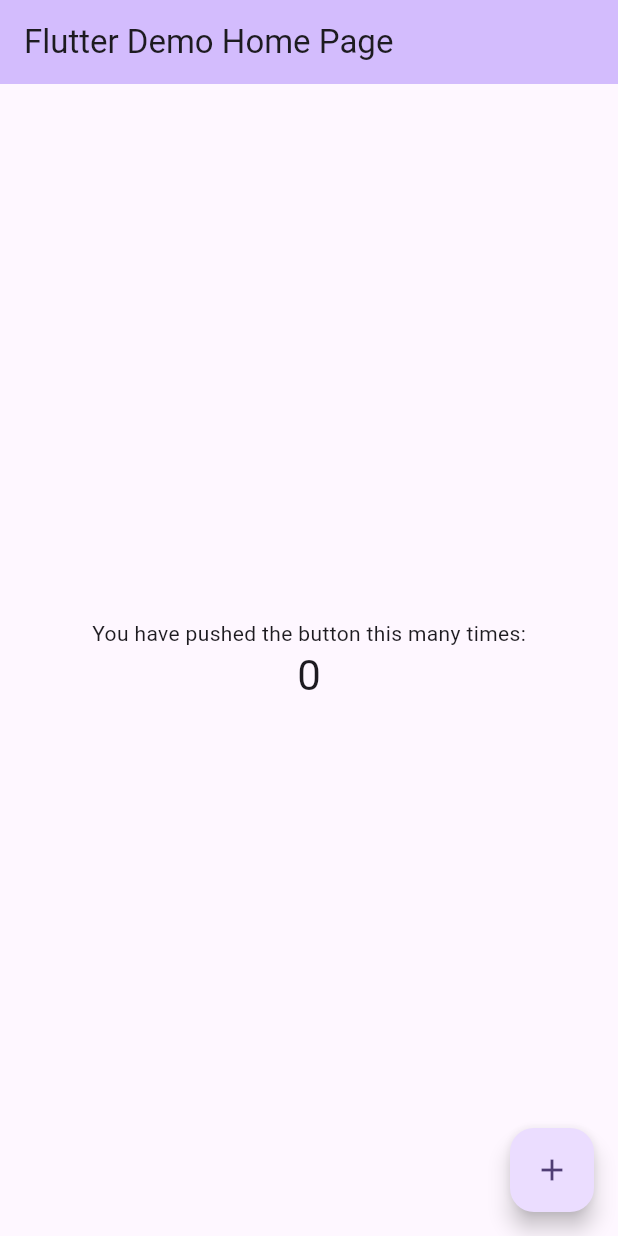
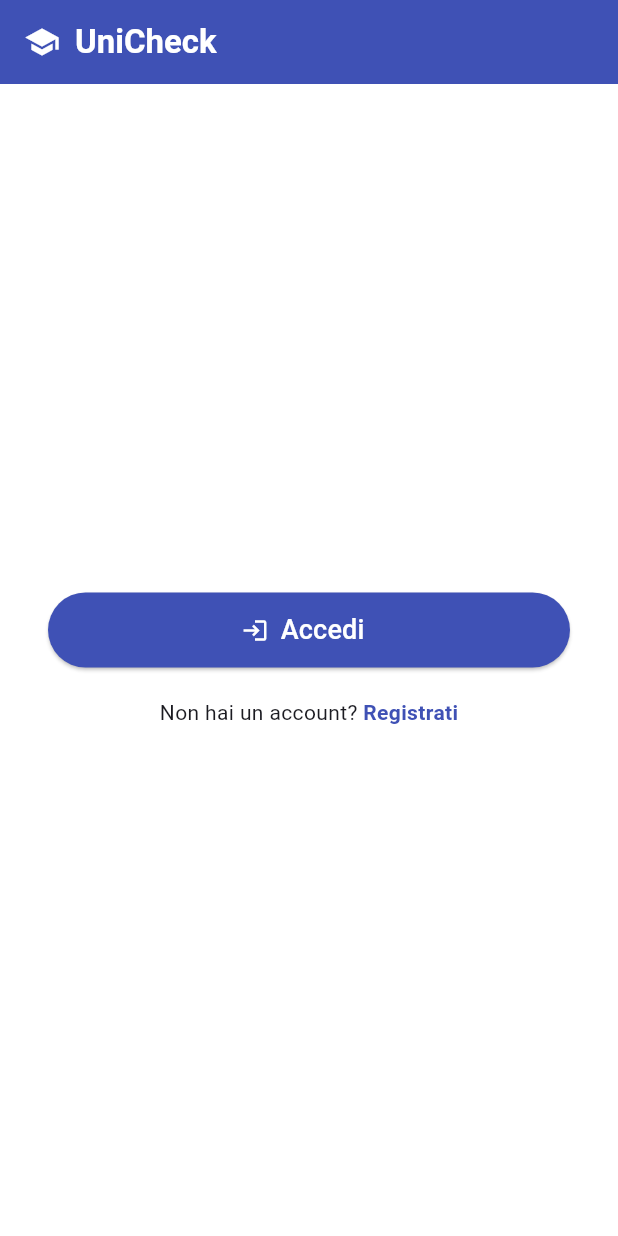
Before and after one commit to giusy03-cloud/uni_check, a Flutter app: the screen it shows after launch, on a phone screen of 412 x 824 dp. Run offline on Flutter 3.47's test engine with Material 3 defaults, Android fonts, the light colour scheme and no system bars; our stand-ins replace firebase_core; accounts and stored records are empty.

```diff
--- a/lib/main.dart
+++ b/lib/main.dart
@@ -1,121 +1,127 @@
 import 'package:flutter/material.dart';
+import 'dart:async';
 
-void main() {
-  runApp(const MyApp());
-}
+void main() => runApp(const UniCheckApp());
 
-class MyApp extends StatelessWidget {
-  const MyApp({super.key});
+class UniCheckApp extends StatelessWidget {
+  const UniCheckApp({super.key});
 
-  // This widget is the root of your application.
   @override
   Widget build(BuildContext context) {
     return MaterialApp(
-      title: 'Flutter Demo',
+      debugShowCheckedModeBanner: false,
+      title: 'UniCheck',
       theme: ThemeData(
-        // This is the theme of your application.
-        //
-        // TRY THIS: Try running your application with "flutter run". You'll see
-        // the application has a purple toolbar. Then, without quitting the app,
-        // try changing the seedColor in the colorScheme below to Colors.green
-        // and then invoke "hot reload" (save your changes or press the "hot
-        // reload" button in a Flutter-supported IDE, or press "r" if you used
-        // the command line to start the app).
-        //
-        // Notice that the counter didn't reset back to zero; the application
-        // state is not lost during the reload. To reset the state, use hot
-        // restart instead.
-        //
-        // This works for code too, not just values: Most code changes can be
-        // tested with just a hot reload.
-        colorScheme: .fromSeed(seedColor: Colors.deepPurple),
+        colorScheme: ColorScheme.fromSeed(seedColor: Colors.indigo),
+        useMaterial3: true,
       ),
-      home: const MyHomePage(title: 'Flutter Demo Home Page'),
+      home: const SplashScreen(),
     );
   }
 }
 
-class MyHomePage extends StatefulWidget {
-  const MyHomePage({super.key, required this.title});
-
-  // This widget is the home page of your application. It is stateful, meaning
-  // that it has a State object (defined below) that contains fields that affect
-  // how it looks.
-
-  // This class is the configuration for the state. It holds the values (in this
-  // case the title) provided by the parent (in this case the App widget) and
-  // used by the build method of the State. Fields in a Widget subclass are
-  // always marked "final".
-
-  final String title;
-
+// 🔹 SplashScreen
+class SplashScreen extends StatefulWidget {
+  const SplashScreen({super.key});
   @override
-  State<MyHomePage> createState() => _MyHomePageState();
+  State<SplashScreen> createState() => _SplashScreenState();
 }
 
-class _MyHomePageState extends State<MyHomePage> {
-  int _counter = 0;
-
-  void _incrementCounter() {
-    setState(() {
-      // This call to setState tells the Flutter framework that something has
-      // changed in this State, which causes it to rerun the build method below
-      // so that the display can reflect the updated values. If we changed
-      // _counter without calling setState(), then the build method would not be
-      // called again, and so nothing would appear to happen.
-      _counter++;
+class _SplashScreenState extends State<SplashScreen> {
+  @override
+  void initState() {
+    super.initState();
+    Timer(const Duration(seconds: 3), () {
+      Navigator.pushReplacement(
+        context,
+        MaterialPageRoute(builder: (_) => const LoginPage()),
+      );
     });
   }
 
   @override
   Widget build(BuildContext context) {
-    // This method is rerun every time setState is called, for instance as done
-    // by the _incrementCounter method above.
-    //
-    // The Flutter framework has been optimized to make rerunning build methods
-    // fast, so that you can just rebuild anything that needs updating rather
-    // than having to individually change instances of widgets.
     return Scaffold(
-      appBar: AppBar(
-        // TRY THIS: Try changing the color here to a specific color (to
-        // Colors.amber, perhaps?) and trigger a hot reload to see the AppBar
-        // change color while the other colors stay the same.
-        backgroundColor: Theme.of(context).colorScheme.inversePrimary,
-        // Here we take the value from the MyHomePage object that was created by
-        // the App.build method, and use it to set our appbar title.
-        title: Text(widget.title),
-      ),
+      backgroundColor: Colors.white,
       body: Center(
-        // Center is a layout widget. It takes a single child and positions it
-        // in the middle of the parent.
         child: Column(
-          // Column is also a layout widget. It takes a list of children and
-          // arranges them vertically. By default, it sizes itself to fit its
-          // children horizontally, and tries to be as tall as its parent.
-          //
-          // Column has various properties to control how it sizes itself and
-          // how it positions its children. Here we use mainAxisAlignment to
-          // center the children vertically; the main axis here is the vertical
-          // axis because Columns are vertical (the cross axis would be
-          // horizontal).
-          //
-          // TRY THIS: Invoke "debug painting" (choose the "Toggle Debug Paint"
-          // action in the IDE, or press "p" in the console), to see the
-          // wireframe for each widget.
-          mainAxisAlignment: .center,
+          mainAxisAlignment: MainAxisAlignment.center,
           children: [
-            const Text('You have pushed the button this many times:'),
-            Text(
-              '$_counter',
-              style: Theme.of(context).textTheme.headlineMedium,
+            Image.asset(
+              'assets/images/logo.png',
+              width: 120,
+            ),
+            const SizedBox(height: 20),
+            const Text(
+              'UniCheck',
+              style: TextStyle(
+                fontSize: 32,
+                fontWeight: FontWeight.bold,
+                color: Colors.indigo,
+              ),
             ),
           ],
         ),
       ),
-      floatingActionButton: FloatingActionButton(
-        onPressed: _incrementCounter,
-        tooltip: 'Increment',
-        child: const Icon(Icons.add),
+    );
+  }
+}
+
+// 🔹 LoginPage
+class LoginPage extends StatelessWidget {
+  const LoginPage({super.key});
+  @override
+  Widget build(BuildContext context) {
+    return Scaffold(
+      backgroundColor: Colors.white,
+      appBar: AppBar(
+        backgroundColor: Colors.indigo,
+        title: Row(
+          children: [
+            Icon(Icons.school, color: Colors.white),
+            const SizedBox(width: 10),
+            const Text(
+              'UniCheck',
+              style: TextStyle(
+                fontSize: 22,
+                fontWeight: FontWeight.bold,
+                color: Colors.white,
+              ),
+            ),
+          ],
+        ),
+      ),
+
+      body: Padding(
+        padding: const EdgeInsets.symmetric(horizontal: 32),
+        child: Column(
+          mainAxisAlignment: MainAxisAlignment.center,
+          children: [
+            ElevatedButton.icon(
+              style: ElevatedButton.styleFrom(
+                backgroundColor: Colors.indigo,
+                minimumSize: const Size(double.infinity, 50),
+              ),
+              icon: const Icon(Icons.login, color: Colors.white),
+              label: const Text('Accedi',
+                  style: TextStyle(color: Colors.white, fontSize: 18)),
+              onPressed: () {},
+            ),
+            const SizedBox(height: 20),
+            Row(
+              mainAxisAlignment: MainAxisAlignment.center,
+              children: [
+                const Text('Non hai un account? '),
+                GestureDetector(
+                  onTap: () {},
+                  child: const Text('Registrati',
+                      style: TextStyle(
+                          color: Colors.indigo, fontWeight: FontWeight.bold)),
+                ),
+              ],
+            ),
+          ],
+        ),
       ),
     );
   }
--- a/pubspec.yaml
+++ b/pubspec.yaml
@@ -34,6 +34,7 @@ dependencies:
   # The following adds the Cupertino Icons font to your application.
   # Use with the CupertinoIcons class for iOS style icons.
   cupertino_icons: ^1.0.8
+  firebase_core: ^4.15.0
 
 dev_dependencies:
   flutter_test:
@@ -52,13 +53,16 @@ dev_dependencies:
 # The following section is specific to Flutter packages.
 flutter:
 
+
+
   # The following line ensures that the Material Icons font is
   # included with your application, so that you can use the icons in
   # the material Icons class.
   uses-material-design: true
 
   # To add assets to your application, add an assets section, like this:
-  # assets:
+  assets:
+    - assets/images/
   #   - images/a_dot_burr.jpeg
   #   - images/a_dot_ham.jpeg
 
```
Also changed, not shown: assets/images/logo.png (added), firebase.json (added), lib/firebase_options.dart (added), pubspec.lock, 7 other files.
